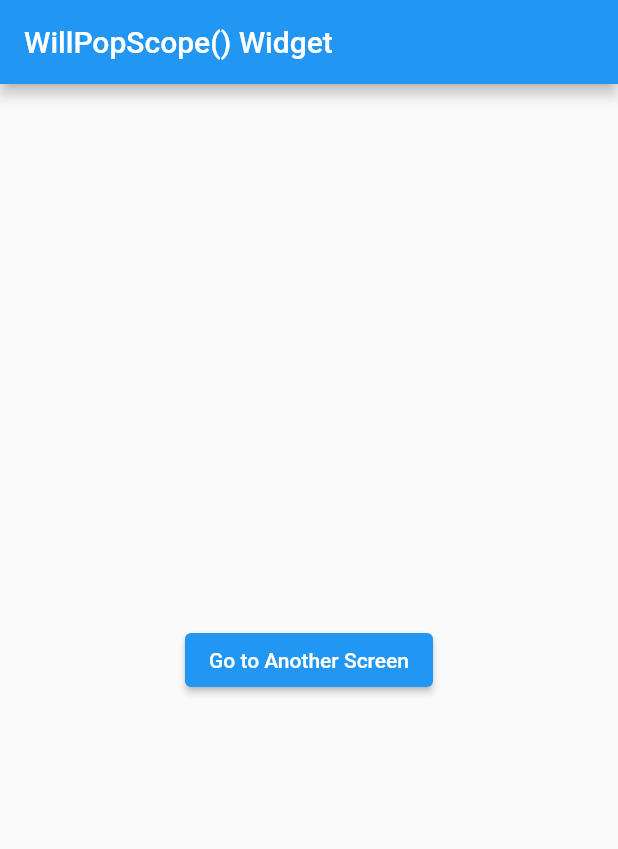
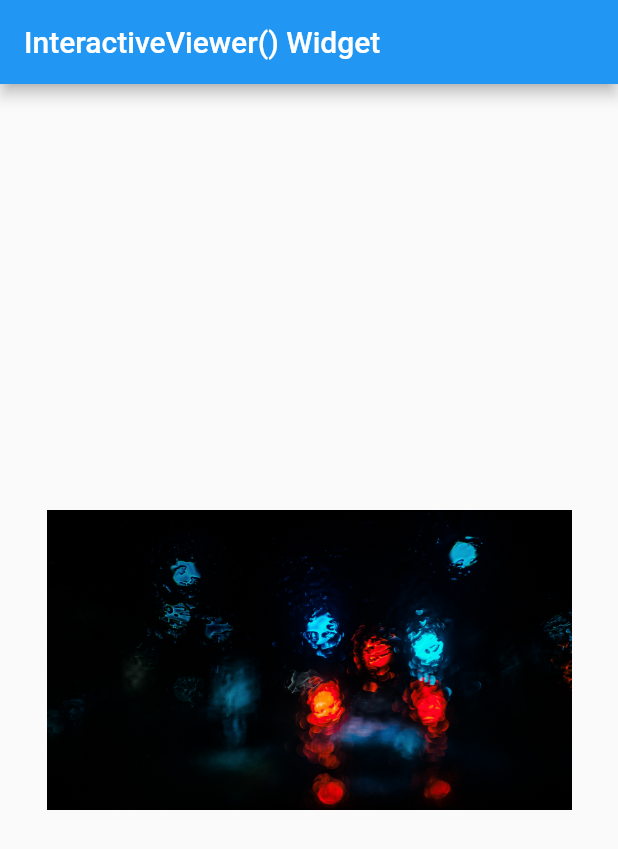
Before and after one commit to partho-debnath/flutter, a Flutter app: the screen it shows after launch, on a phone screen of 412 x 824 dp. Shown: the top 849 px of the screen. Run offline on Flutter 3.47's test engine with Material 2 defaults, Android fonts, the phone set to English and light mode, and no system bars.

Commit message:
add InteractiveViewer() Widget for zoom an image.

```diff
--- a/lib/screens/home_screen.dart
+++ b/lib/screens/home_screen.dart
@@ -1,6 +1,6 @@
 import 'package:flutter/material.dart';
 
-import '../widgets/willpopscope_widget.dart';
+import '../widgets/interactiveviewer_widget.dart';
 
 class HomeScreen extends StatelessWidget {
   const HomeScreen({Key? key}) : super(key: key);
@@ -9,9 +9,9 @@ class HomeScreen extends StatelessWidget {
   Widget build(BuildContext context) {
     return Scaffold(
       appBar: AppBar(
-        title: const Text('WillPopScope() Widget'),
+        title: const Text('InteractiveViewer() Widget'),
       ),
-      body: const MyWillPopScope(),
+      body: const MyInteractiveViewer(),
     );
   }
 }
--- /dev/null
+++ b/lib/widgets/interactiveviewer_widget.dart
@@ -0,0 +1,24 @@
+import 'package:flutter/material.dart';
+
+class MyInteractiveViewer extends StatelessWidget {
+  const MyInteractiveViewer({super.key});
+
+  @override
+  Widget build(BuildContext context) {
+    return Center(
+      child: Tooltip(
+        message: 'zoom',
+        child: InteractiveViewer(
+          /// for zoom level
+          maxScale: 5.0,
+          child: Image.asset(
+            'assets/images/rain-light.jpg',
+            height: 200,
+            width: 350,
+            fit: BoxFit.cover,
+          ),
+        ),
+      ),
+    );
+  }
+}
--- a/pubspec.yaml
+++ b/pubspec.yaml
@@ -60,7 +60,7 @@ flutter:
 
   # To add assets to your application, add an assets section, like this:
   assets:
-    - images/rain-light.jpg
+    - assets/images/rain-light.jpg
     # - images/a_dot_ham.jpeg
 
   # An image asset can refer to one or more resolution-specific "variants", see
```
Also changed, not shown: assets/images/rain-light.jpg (renamed from images/rain-light.jpg), 1 other file.
